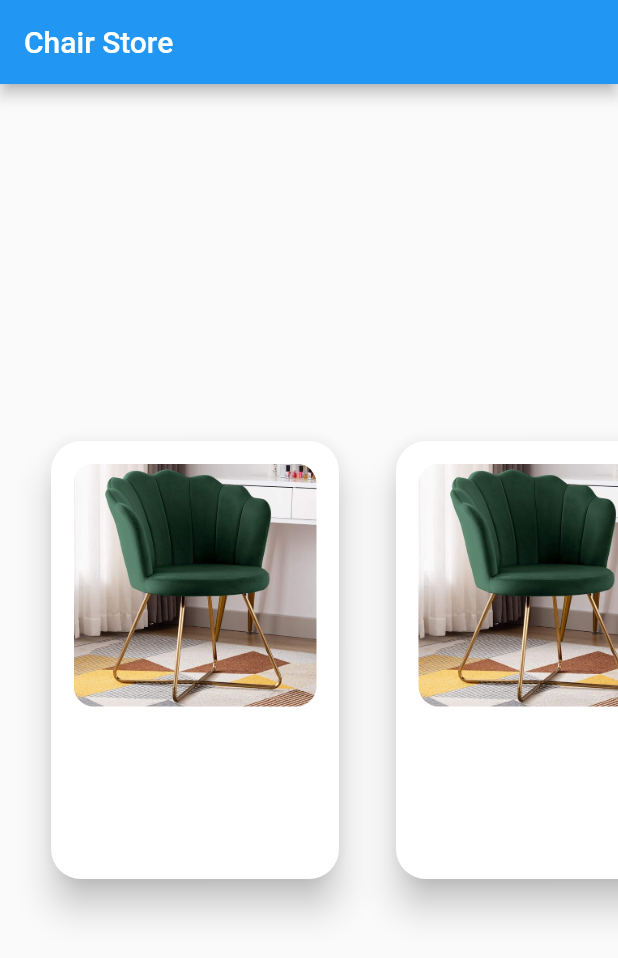
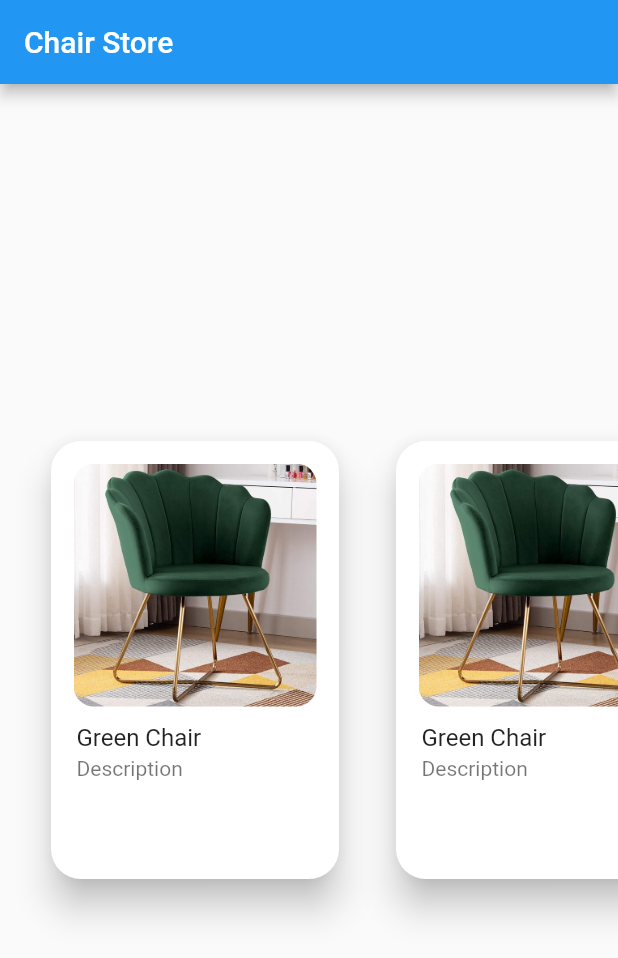
Before and after one commit to alexregiani/ui_store, a Flutter app: the screen it shows after launch, on a phone screen of 412 x 824 dp. Shown: the top 958 px of the screen. Run offline on Flutter 3.47's test engine with Material 2 defaults, Android fonts, the phone set to English and light mode, and no system bars.

Commit message:
added listile title, subtitle to card

```diff
--- a/lib/presentation/products_screen/widgets/product_card.dart
+++ b/lib/presentation/products_screen/widgets/product_card.dart
@@ -5,12 +5,13 @@ class ProductCard extends StatelessWidget {
 
   @override
   Widget build(BuildContext context) {
-    return Container(
+    return Stack(children: [
+      Container(
         decoration: BoxDecoration(borderRadius: BorderRadius.circular(90)),
         width: 200,
         height: 300,
         child: Card(
-        clipBehavior: Clip.antiAliasWithSaveLayer,
+          // clipBehavior: Clip.antiAliasWithSaveLayer,
           shape: RoundedRectangleBorder(
             borderRadius: BorderRadius.circular(20),
           ),
@@ -24,7 +25,7 @@ class ProductCard extends StatelessWidget {
                 borderRadius: BorderRadius.circular(50),
                 child: Container(
                   decoration: BoxDecoration(
-                  borderRadius: BorderRadius.circular(500),
+                    borderRadius: BorderRadius.circular(50),
                   ),
                   child: Image.asset(
                     'assets/chair1.jpeg',
@@ -34,6 +35,17 @@ class ProductCard extends StatelessWidget {
             ),
           ),
         ),
-    );
+      ),
+      const Positioned(
+        bottom: 30,
+        top: 175,
+        left: 5,
+        width: 150,
+        child: ListTile(
+          title: Text('Green Chair'),
+          subtitle: Text('Description'),
+        ),
+      ),
+    ]);
   }
 }
```
Lines whose indentation alone changed are shown as unchanged.
